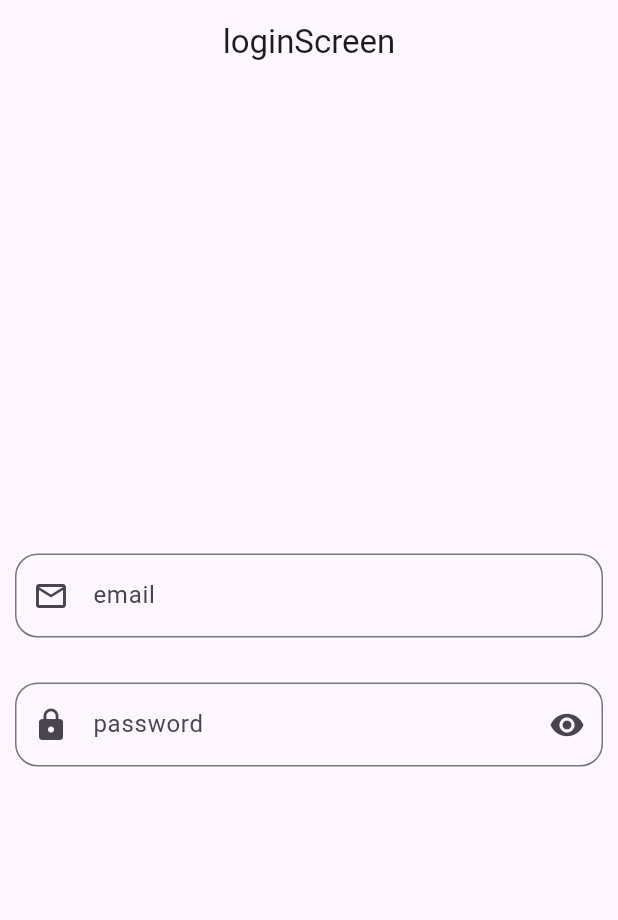
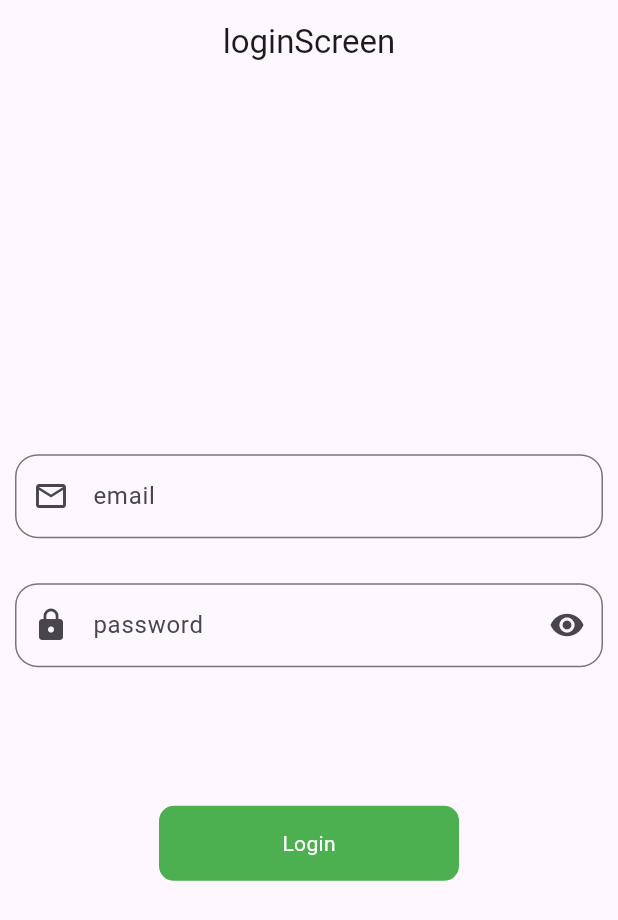
Before and after one commit to mohammadkhan47/mvvm-arch, a Flutter app: the screen it shows after launch, on a phone screen of 412 x 824 dp. Shown: the top 920 px of the screen. Run offline on Flutter 3.47's test engine with Material 3 defaults, Android fonts, the light colour scheme and no system bars; our stand-ins replace another_flushbar, fluttertoast.

Commit message:
mvvm architecture

```diff
--- /dev/null
+++ b/lib/core/repository/auth_repository.dart
@@ -0,0 +1,6 @@
+import 'package:mvvmproject/data/network/baseapiservices.dart';
+import 'package:mvvmproject/data/network/networkapiservices.dart';
+
+class AuthRepository {
+  BaseApiServices _apiServices = NetworkApiService();
+}
--- /dev/null
+++ b/lib/core/res/app_url.dart
@@ -0,0 +1,5 @@
+class AppUrl {
+  static var baseUrl = 'https://reqres.in';
+  static var loginUrl = baseUrl+'/api/login';
+  static var registerApi = baseUrl+'/api/register';
+}
--- /dev/null
+++ b/lib/core/res/colors.dart
@@ -0,0 +1,8 @@
+import 'package:flutter/material.dart';
+
+class AppColors{
+  static const Color blaclColors = Color(0xFF00000);
+  static const Color whitecolor = Colors.white;
+  static const Color ButtonColor = Colors.green;
+
+}
--- /dev/null
+++ b/lib/core/res/components/roundbutton.dart
@@ -0,0 +1,29 @@
+import 'package:flutter/material.dart';
+import 'package:mvvmproject/core/res/colors.dart';
+
+class Roundbutton extends StatelessWidget {
+  final String title;
+  final bool loading;
+  final VoidCallback onpress;
+  const Roundbutton({super.key, required this.title, this.loading = false, required this.onpress});
+
+  @override
+  Widget build(BuildContext context) {
+    return InkWell(
+      onTap:onpress,
+      child: Container(
+        width: 200,
+        height: 50,
+        decoration: BoxDecoration(
+          borderRadius: BorderRadius.circular(10),
+          color: AppColors.ButtonColor,
+        ),
+        child: Center(
+          child: loading ? CircleAvatar() : Text(title,style: TextStyle(
+            color: AppColors.whitecolor,
+          ),),
+        ),
+      ),
+    );
+  }
+}
--- /dev/null
+++ b/lib/domain/viewmodel/auth_viewmodel.dart
@@ -0,0 +1,3 @@
+class AuthViewmodel {
+
+}
--- a/lib/presentation/view/login_screen.dart
+++ b/lib/presentation/view/login_screen.dart
@@ -1,4 +1,5 @@
 import 'package:flutter/material.dart';
+import 'package:mvvmproject/core/res/components/roundbutton.dart';
 import 'package:mvvmproject/core/utils/routes/routes.dart';
 import 'package:mvvmproject/core/utils/routes/routes_name.dart';
 import 'package:mvvmproject/core/utils/utils.dart';
@@ -15,9 +16,20 @@ class _LoginScreenState extends State<LoginScreen> {
   TextEditingController passwordController = TextEditingController();
   ValueNotifier<bool> isobscure = ValueNotifier<bool>(false);
   FocusNode emailfocus = FocusNode();
-  FocusNode passFocus = FocusNode();
+  FocusNode passFocus = FocusNode();@override
+  void dispose() {
+    // TODO: implement dispose
+    super.dispose();
+    emailController.dispose();
+    passwordController.dispose();
+
+    emailfocus.dispose();
+    passFocus.dispose();
+    isobscure.dispose();
+  }
   @override
   Widget build(BuildContext context) {
+    final height = MediaQuery.of(context).size.height;
     return Scaffold(
       appBar: AppBar(
         title: Text('loginScreen'),
@@ -82,7 +94,18 @@ class _LoginScreenState extends State<LoginScreen> {
                 );
               }
           ),
-
+          SizedBox(height: height *.1,),
+          Roundbutton(title: 'Login', onpress: () {
+            if(emailController.text.isEmpty){
+              Utils.FlashbarError('please enter email', context);
+            }else if(passwordController.text.isEmpty){
+              Utils.FlashbarError('please enter password', context);
+            }else if(passwordController.text.length<6){
+              Utils.FlashbarError('password weak', context);
+            }else{
+              print('api hit');
+            }
+          },),
         ],
       ),
     );
```
Also changed, not shown: lib/core/utils/utils.dart (+8 -1 lines).
